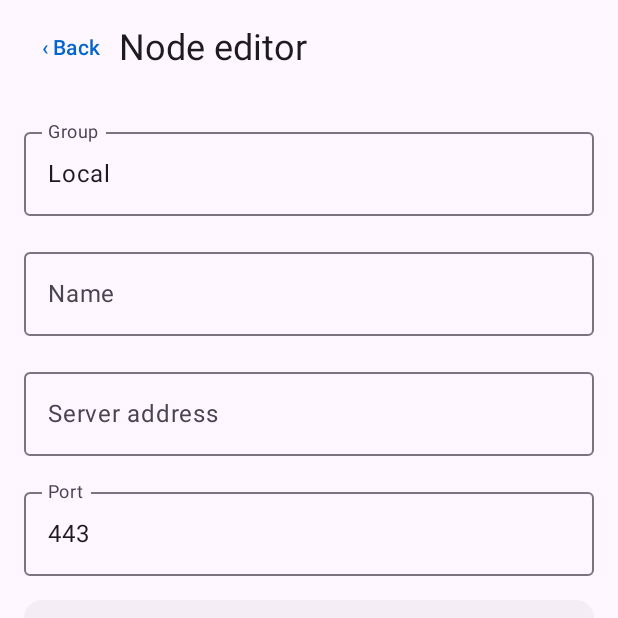
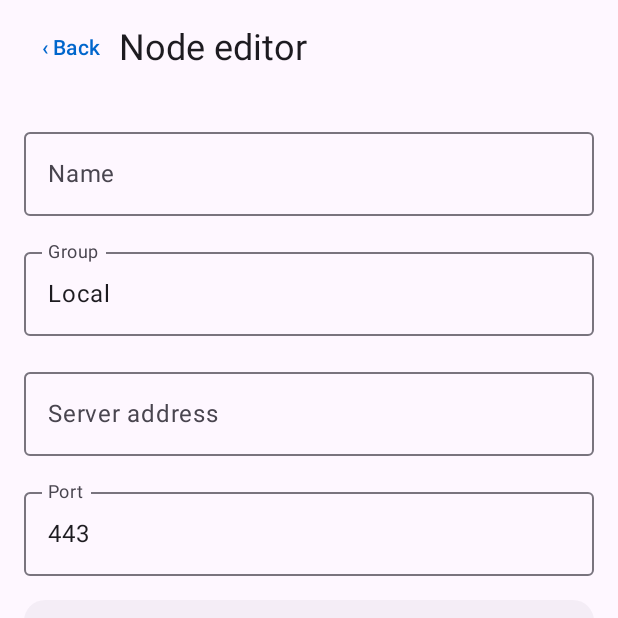
Before and after one commit to ninepeach/appbase, an Android app built with Jetpack Compose: the screen it shows after launch (MainActivity), after a tap on "+ Add", on a phone screen of 412 x 824 dp, the top half of it. Run offline under Robolectric (Android 15) with nearby library versions, the phone set to English and light mode, and no system bars.

Commit message:
Finish Android Compose demo UI foundation

```diff
--- a/android/ui/src/main/java/appbase/ui/DesignSystem.kt
+++ b/android/ui/src/main/java/appbase/ui/DesignSystem.kt
@@ -10,21 +10,35 @@ import androidx.compose.ui.Modifier
 import androidx.compose.ui.unit.dp
 
 object UISpacing {
+    val xSmall = 4.dp
     val small = 8.dp
+    val regular = 12.dp
     val medium = 16.dp
     val large = 24.dp
 }
 
+object UIMetrics {
+    val contentMaxWidth = 760.dp
+    val rowMinHeight = 52.dp
+    val cardRadius = 14.dp
+}
+
+@Composable fun UIPage(modifier:Modifier=Modifier, content:@Composable ColumnScope.()->Unit) {
+    Box(modifier.fillMaxSize(), contentAlignment=Alignment.TopCenter) {
+        Column(Modifier.fillMaxWidth().widthIn(max=UIMetrics.contentMaxWidth).padding(UISpacing.medium), verticalArrangement=Arrangement.spacedBy(UISpacing.medium), content=content)
+    }
+}
+
 @Composable fun UIGroup(content: @Composable ColumnScope.() -> Unit) {
-    Column(Modifier.fillMaxWidth().background(MaterialTheme.colorScheme.surfaceVariant.copy(alpha=.45f),RoundedCornerShape(12.dp)).padding(horizontal=12.dp),content=content)
+    Column(Modifier.fillMaxWidth().background(MaterialTheme.colorScheme.surfaceVariant.copy(alpha=.45f),RoundedCornerShape(UIMetrics.cardRadius)).padding(horizontal=UISpacing.regular),content=content)
 }
 
 @Composable fun UIRow(title:String,value:String="",action:()->Unit) {
-    Row(Modifier.fillMaxWidth().clickable(onClick=action).heightIn(min=52.dp).padding(vertical=12.dp),verticalAlignment=Alignment.CenterVertically) {
+    Row(Modifier.fillMaxWidth().clickable(onClick=action).heightIn(min=UIMetrics.rowMinHeight).padding(vertical=UISpacing.regular),verticalAlignment=Alignment.CenterVertically) {
         Text(title,Modifier.weight(1f))
         if(value.isNotEmpty()) Text(value,color=MaterialTheme.colorScheme.onSurfaceVariant)
         Spacer(Modifier.width(8.dp))
-        Text("›")
+        Text("›", style=MaterialTheme.typography.titleMedium)
     }
     HorizontalDivider()
 }
@@ -46,3 +60,7 @@ enum class ContentStatus { READY, LOADING, EMPTY, ERROR }
         if(status==ContentStatus.ERROR && retry!=null) OutlinedButton(onClick=retry){Text(retryLabel)}
     }
 }
+
+@Composable fun UISectionTitle(text:String) {
+    Text(text, style=MaterialTheme.typography.labelLarge, color=MaterialTheme.colorScheme.primary, modifier=Modifier.padding(start=UISpacing.xSmall))
+}
--- a/android/ui/src/main/java/appbase/ui/ScreenHost.kt
+++ b/android/ui/src/main/java/appbase/ui/ScreenHost.kt
@@ -4,6 +4,7 @@ import androidx.compose.runtime.*
 import androidx.compose.runtime.saveable.SaveableStateHolder
 import androidx.compose.animation.core.Animatable
 import androidx.compose.animation.core.tween
+import androidx.compose.ui.graphics.TransformOrigin
 import androidx.compose.ui.Modifier
 import androidx.compose.ui.graphics.graphicsLayer
 
@@ -11,9 +12,15 @@ import androidx.compose.ui.graphics.graphicsLayer
 fun ScreenHost(holder:SaveableStateHolder, screenKey:String, content:@Composable (Modifier)->Unit) {
     key(screenKey) {
         holder.SaveableStateProvider(screenKey) {
-            val opacity=remember { Animatable(0f) }
-            LaunchedEffect(Unit) { opacity.animateTo(1f,tween(160)) }
-            content(Modifier.graphicsLayer { alpha=opacity.value })
+            val progress=remember { Animatable(0f) }
+            LaunchedEffect(Unit) { progress.animateTo(1f,tween(180)) }
+            content(Modifier.graphicsLayer {
+                alpha=progress.value
+                translationX=(1f-progress.value)*24f
+                scaleX=.985f+progress.value*.015f
+                scaleY=.985f+progress.value*.015f
+                transformOrigin=TransformOrigin.Center
+            })
         }
     }
 }
--- a/examples/demo/android/src/main/java/appbase/demo/NodeEditor.kt
+++ b/examples/demo/android/src/main/java/appbase/demo/NodeEditor.kt
@@ -1,51 +1,36 @@
 package appbase.demo
 
-import android.os.Bundle
-import androidx.activity.ComponentActivity
-import androidx.activity.compose.BackHandler
-import androidx.activity.compose.setContent
-import androidx.compose.foundation.*
-import androidx.compose.foundation.gestures.detectDragGesturesAfterLongPress
-import androidx.compose.ui.input.pointer.pointerInput
-import androidx.compose.runtime.saveable.Saver
 import androidx.compose.foundation.layout.*
-import androidx.compose.foundation.shape.RoundedCornerShape
 import androidx.compose.material3.*
 import androidx.compose.runtime.*
-import androidx.lifecycle.compose.collectAsStateWithLifecycle
-import androidx.lifecycle.compose.LocalLifecycleOwner
-import androidx.lifecycle.LifecycleEventObserver
-import androidx.lifecycle.Lifecycle
 import androidx.compose.runtime.saveable.rememberSaveable
-import androidx.compose.runtime.saveable.rememberSaveableStateHolder
-import androidx.compose.ui.Alignment
 import androidx.compose.ui.Modifier
-import androidx.compose.ui.graphics.Color
-import androidx.compose.ui.unit.dp
-import appbase.Layer
-import appbase.Navigation
-import appbase.ui.UIGroup as Group
-import appbase.ui.UIRow as Item
-import appbase.ui.UIChoice as Choice
-import appbase.ui.*
+import appbase.ui.UIChoice
+import appbase.ui.UIGroup
 
 @Composable
-internal fun NodeEditor(model:DemoModel, language:String, notify:(String)->Unit, back:()->Unit, disconnect:()->Unit, confirm:(String,()->Unit)->Unit) {
-    val nodes=model.nodes
-
-                                        val original=model.editing
-                                        var name by rememberSaveable { mutableStateOf(original?.name.orEmpty()) }
-                                        var host by rememberSaveable { mutableStateOf(original?.host.orEmpty()) }
-                                        var port by rememberSaveable { mutableStateOf(original?.port ?: "443") }
-                                        var group by rememberSaveable { mutableStateOf(original?.group ?: "Local") }
-                                        OutlinedTextField(group,{group=it},label={Text(demoLabel("Group",language))},modifier=Modifier.fillMaxWidth())
-                                        var protocol by rememberSaveable { mutableStateOf(original?.protocol ?: "VLESS") }
-                                        val valid=name.isNotBlank()&&host.isNotBlank()&&port.toIntOrNull()?.let{it in 1..65535}==true
-                                        OutlinedTextField(name,{name=it},label={Text(demoLabel("Name",language))},modifier=Modifier.fillMaxWidth())
-                                        OutlinedTextField(host,{host=it},label={Text(demoLabel("Server address",language))},modifier=Modifier.fillMaxWidth())
-                                        OutlinedTextField(port,{port=it},label={Text(demoLabel("Port",language))},isError=port.toIntOrNull()?.let{it in 1..65535}!=true,modifier=Modifier.fillMaxWidth())
-                                        Group { listOf("VLESS","Shadowsocks","Trojan","SOCKS5","HTTP").forEach { p -> Choice(p,protocol==p){protocol=p} } }
-                                        Button(enabled=valid,onClick={val n=Node(original?.id ?: model.nextId++,name.trim(),host.trim(),port,protocol,group.trim().ifBlank{"Local"});val i=nodes.indexOfFirst{it.id==n.id};if(i<0)nodes.add(n) else nodes[i]=n;notify("Node saved in memory");back()},modifier=Modifier.fillMaxWidth()){Text(demoLabel("Save",language))}
-                                        if(original!=null) OutlinedButton(onClick={confirm("Delete node?") {nodes.removeAll{it.id==original.id};if(model.selected==original.id){disconnect();model.selected=nodes.firstOrNull()?.id ?: -1};back()}},modifier=Modifier.fillMaxWidth()){Text(demoLabel("Delete node",language))}
-
+internal fun NodeEditor(model: DemoModel, language: String, notify: (String) -> Unit, back: () -> Unit, disconnect: () -> Unit, confirm: (String, () -> Unit) -> Unit) {
+    val original = model.editing
+    var name by rememberSaveable(original?.id) { mutableStateOf(original?.name.orEmpty()) }
+    var host by rememberSaveable(original?.id) { mutableStateOf(original?.host.orEmpty()) }
+    var port by rememberSaveable(original?.id) { mutableStateOf(original?.port ?: "443") }
+    var group by rememberSaveable(original?.id) { mutableStateOf(original?.group ?: "Local") }
+    var protocol by rememberSaveable(original?.id) { mutableStateOf(original?.protocol ?: "VLESS") }
+    val valid = name.isNotBlank() && host.isNotBlank() && port.toIntOrNull()?.let { it in 1..65535 } == true
+    OutlinedTextField(name, { name = it }, label = { Text(demoLabel("Name", language)) }, modifier = Modifier.fillMaxWidth(), singleLine = true)
+    OutlinedTextField(group, { group = it }, label = { Text(demoLabel("Group", language)) }, modifier = Modifier.fillMaxWidth(), singleLine = true)
+    OutlinedTextField(host, { host = it }, label = { Text(demoLabel("Server address", language)) }, modifier = Modifier.fillMaxWidth(), singleLine = true)
+    OutlinedTextField(port, { port = it.filter(Char::isDigit) }, label = { Text(demoLabel("Port", language)) }, isError = port.toIntOrNull()?.let { it in 1..65535 } != true, modifier = Modifier.fillMaxWidth(), singleLine = true)
+    UIGroup { listOf("VLESS", "Shadowsocks", "Trojan", "SOCKS5", "HTTP").forEach { UIChoice(it, protocol == it) { protocol = it } } }
+    Button(enabled = valid, onClick = {
+        val node = Node(original?.id ?: model.nextId++, name.trim(), host.trim(), port, protocol, group.trim().ifBlank { "Local" })
+        val index = model.nodes.indexOfFirst { it.id == node.id }
+        if (index < 0) model.nodes.add(node) else model.nodes[index] = node
+        notify("Node saved in memory"); back()
+    }, modifier = Modifier.fillMaxWidth()) { Text(demoLabel("Save", language)) }
+    if (original != null) OutlinedButton(onClick = { confirm("Delete node?") {
+        model.nodes.removeAll { it.id == original.id }
+        if (model.selected == original.id) { disconnect(); model.selected = model.nodes.firstOrNull()?.id ?: -1 }
+        back()
+    } }, modifier = Modifier.fillMaxWidth()) { Text(demoLabel("Delete node", language)) }
 }
```
Also changed, not shown: android/ui/src/main/java/appbase/ui/PresentationQueue.kt (+11 -2 lines), android/ui/src/main/java/appbase/ui/UIManager.kt (+9 -2 lines), examples/demo/android/src/main/java/appbase/demo/ConfigurationEditor.kt (+15 -33 lines), examples/demo/android/src/main/java/appbase/demo/DemoController.kt (+13 -0 lines), examples/demo/android/src/main/java/appbase/demo/DemoShell.kt (+23 -19 lines), examples/demo/android/src/main/java/appbase/demo/DemoStrings.kt (+28 -1 lines), examples/demo/android/src/main/java/appbase/demo/SubscriptionScreen.kt (+6 -29 lines).
